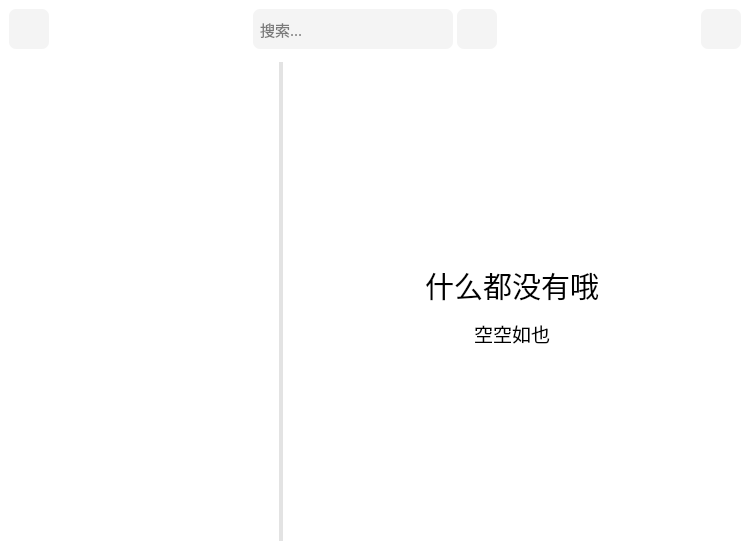
Old version of the form src/mainwidget.ui in the repository LeftStudio/mozi.
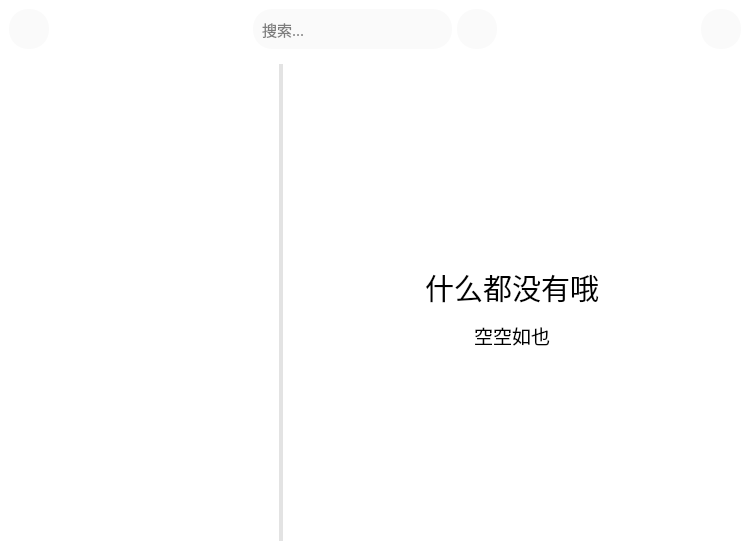
New version of the form. The open tabs and pages were chosen to show the change. Icons and pictures are not drawn. Custom widgets are drawn as their Qt base class.

```diff
--- a/src/mainwidget.ui
+++ b/src/mainwidget.ui
@@ -558,10 +558,10 @@
 
 QPushButton
 {
-background:rgb(244,244,244);
+background:rgb(250,250,250);
 border-style:none;
 padding:3px;
-border-radius:7px;
+border-radius:19px;
 }
 
 QPushButton:hover
@@ -579,7 +579,7 @@
       </property>
       <layout class="QVBoxLayout" name="verticalLayout_2" stretch="0,0,1">
        <property name="spacing">
-        <number>4</number>
+        <number>5</number>
        </property>
        <item>
         <layout class="QHBoxLayout" name="horizontalLayout_4">
@@ -648,9 +648,9 @@
            <property name="styleSheet">
             <string notr="true">QLineEdit
 {
-background:rgb(244,244,244);
-border-radius:7px;
-padding:5px;
+background:rgb(250,250,250);
+border-radius:19px;
+padding:7px;
 }</string>
            </property>
            <property name="placeholderText">
```
Left out of the diff: 12 changed lines with no effect on the pictures.
